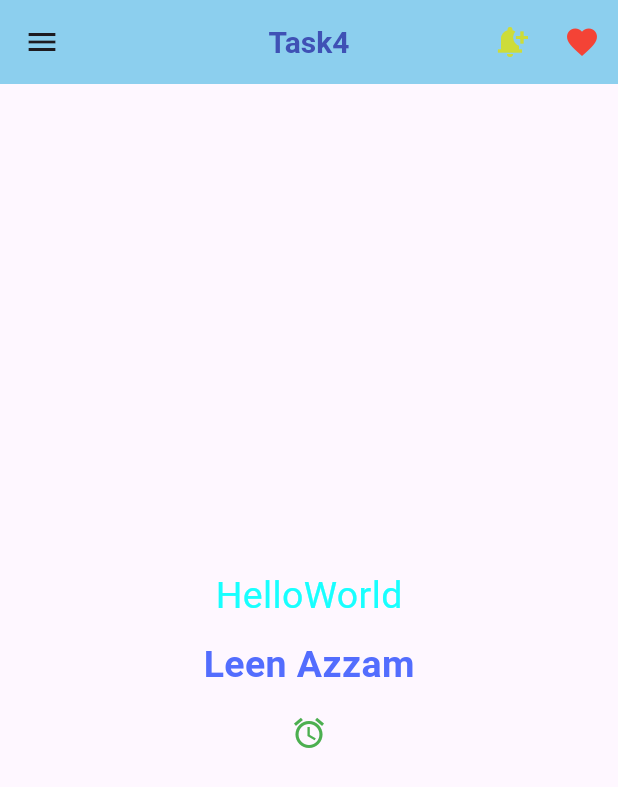
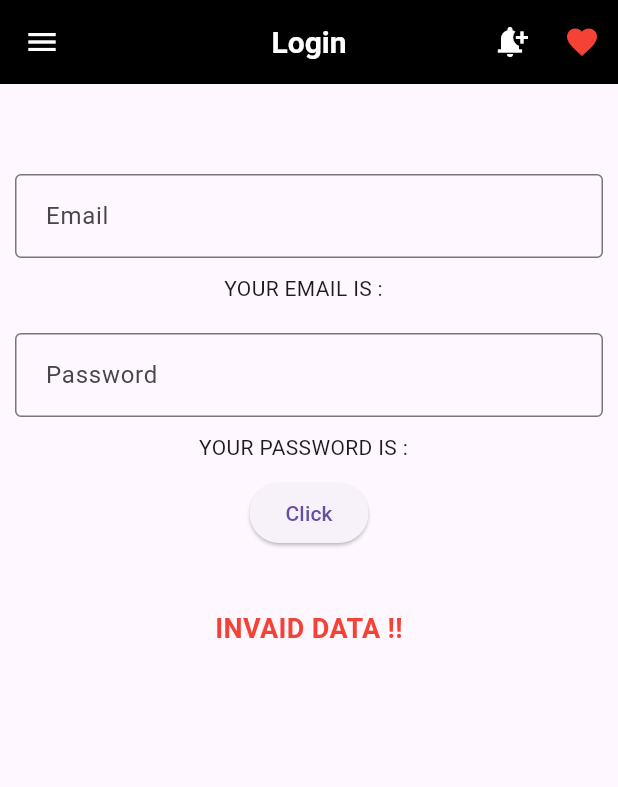
Before and after one commit to leenazzam/task4, a Flutter app: the screen it shows after launch, on a phone screen of 412 x 824 dp. Shown: the top 787 px of the screen. Run offline on Flutter 3.47's test engine with Material 3 defaults, Android fonts, the phone set to English and light mode, and no system bars; Roboto replaces fonts that are missing (creditCardExpirationMonth).

Commit message:
logintask

```diff
--- a/lib/firsthome.dart
+++ /dev/null
@@ -1,73 +0,0 @@
-import 'package:flutter/material.dart';
-
-class Firsthome extends StatelessWidget {
-  const Firsthome({super.key});
-
-  @override
-  Widget build(BuildContext context) {
-    return Scaffold(
-      appBar: AppBar(
-        backgroundColor: const Color.fromARGB(255, 140, 207, 238),
-        leading: Icon(Icons.menu),
-        centerTitle: true,
-        title: Text(
-          "Task4",
-          style: TextStyle(
-              fontSize: 20, fontWeight: FontWeight.w700, color: Colors.indigo),
-        ),
-        actions: [
-          IconButton(
-              onPressed: () {},
-              icon: Icon(
-                Icons.notification_add,
-                color: Colors.lime,
-              )),
-          IconButton(
-              onPressed: () {},
-              icon: Icon(
-                Icons.favorite,
-                color: Colors.red,
-              )),
-        ],
-      ),
-      body: Center(
-        child: Column(
-          mainAxisAlignment: MainAxisAlignment.center,
-          crossAxisAlignment: CrossAxisAlignment.center,
-          children: [
-            Text(
-              "HelloWorld",
-              style: TextStyle(
-                fontFamily: AutofillHints.creditCardExpirationMonth,
-                color: Colors.cyanAccent,
-                fontSize: 25,
-              ),
-            ),
-            SizedBox(
-              height: 10,
-            ),
-            Text("Leen Azzam",
-                style: TextStyle(
-                  fontFamily: AutofillHints.creditCardExpirationMonth,
-                  color: Colors.indigoAccent,
-                  fontSize: 25,
-                  fontWeight: FontWeight.w600,
-                )),
-            SizedBox(
-              height: 15,
-            ),
-            Row(
-              mainAxisAlignment: MainAxisAlignment.center,
-              children: [
-                Icon(
-                  Icons.access_alarm_sharp,
-                  color: Colors.green,
-                ),
-              ],
-            )
-          ],
-        ),
-      ),
-    );
-  }
-}
--- /dev/null
+++ b/lib/login.dart
@@ -0,0 +1,113 @@
+// ignore_for_file: prefer_const_constructors, prefer_const_literals_to_create_immutables
+
+import 'package:flutter/material.dart';
+
+class login extends StatefulWidget {
+  const login({super.key});
+
+  @override
+  State<login> createState() => _loginState();
+}
+
+class _loginState extends State<login> {
+  String email = " ";
+  String pass = " ";
+  bool valid = false;
+  @override
+  Widget build(BuildContext context) {
+    TextEditingController emailfiled = new TextEditingController();
+    TextEditingController passwordfiled = new TextEditingController();
+
+    return Scaffold(
+      appBar: AppBar(
+        backgroundColor: Colors.black,
+        leading: Icon(
+          Icons.menu,
+          color: Colors.white,
+        ),
+        centerTitle: true,
+        title: Text(
+          "Login",
+          style: TextStyle(
+            fontSize: 20,
+            fontWeight: FontWeight.w700,
+            color: Colors.white,
+          ),
+        ),
+        actions: [
+          IconButton(
+              onPressed: () {},
+              icon: Icon(
+                Icons.notification_add,
+                color: Colors.white,
+              )),
+          IconButton(
+              onPressed: () {},
+              icon: Icon(
+                Icons.favorite,
+                color: Colors.red,
+              )),
+        ],
+      ),
+      body: Center(
+        child: Column(
+          mainAxisAlignment: MainAxisAlignment.start,
+          crossAxisAlignment: CrossAxisAlignment.center,
+          children: [
+            SizedBox(
+              height: 50,
+            ),
+            Container(
+              margin: EdgeInsets.all(10),
+              child: TextField(
+                controller: emailfiled,
+                decoration: InputDecoration(
+                    border: OutlineInputBorder(),
+                    labelText: " Email ",
+                    hintText: " write your email..."),
+              ),
+            ),
+            Text("YOUR EMAIL IS : $email"),
+            SizedBox(
+              height: 10,
+            ),
+            Container(
+              margin: EdgeInsets.all(10),
+              child: TextField(
+                controller: passwordfiled,
+                decoration: InputDecoration(
+                    border: OutlineInputBorder(),
+                    labelText: " Password ",
+                    hintText: " write your Password..."),
+              ),
+            ),
+            Text("YOUR PASSWORD IS : $pass"),
+            SizedBox(
+              height: 10,
+            ),
+            ElevatedButton(
+                onPressed: () {
+                  setState(() {
+                    pass = passwordfiled.text;
+                    email = emailfiled.text;
+                    if (email == "tariq@gmail.com" && pass == "112233") {
+                      valid = true;
+                    }
+                  });
+                },
+                child: Text("Click")),
+            SizedBox(
+              height: 40,
+            ),
+            Text(valid ? " WELCOME !! " : " INVAID DATA !! ",
+                style: TextStyle(
+                  fontSize: 18,
+                  fontWeight: FontWeight.bold,
+                  color: valid ? Colors.green : Colors.red,
+                ))
+          ],
+        ),
+      ),
+    );
+  }
+}
--- a/lib/main.dart
+++ b/lib/main.dart
@@ -1,6 +1,8 @@
+// ignore_for_file: prefer_const_constructors
+
 import 'package:flutter/material.dart';
 import 'package:flutter/services.dart';
-import 'package:task4/firsthome.dart';
+import 'package:task4/login.dart';
 
 void main() {
   runApp(MyApp());
@@ -9,6 +11,6 @@ void main() {
 class MyApp extends StatelessWidget {
   @override
   Widget build(BuildContext context) {
-    return MaterialApp(debugShowCheckedModeBanner: false, home: Firsthome());
+    return MaterialApp(debugShowCheckedModeBanner: false, home: login());
   }
 }
```
